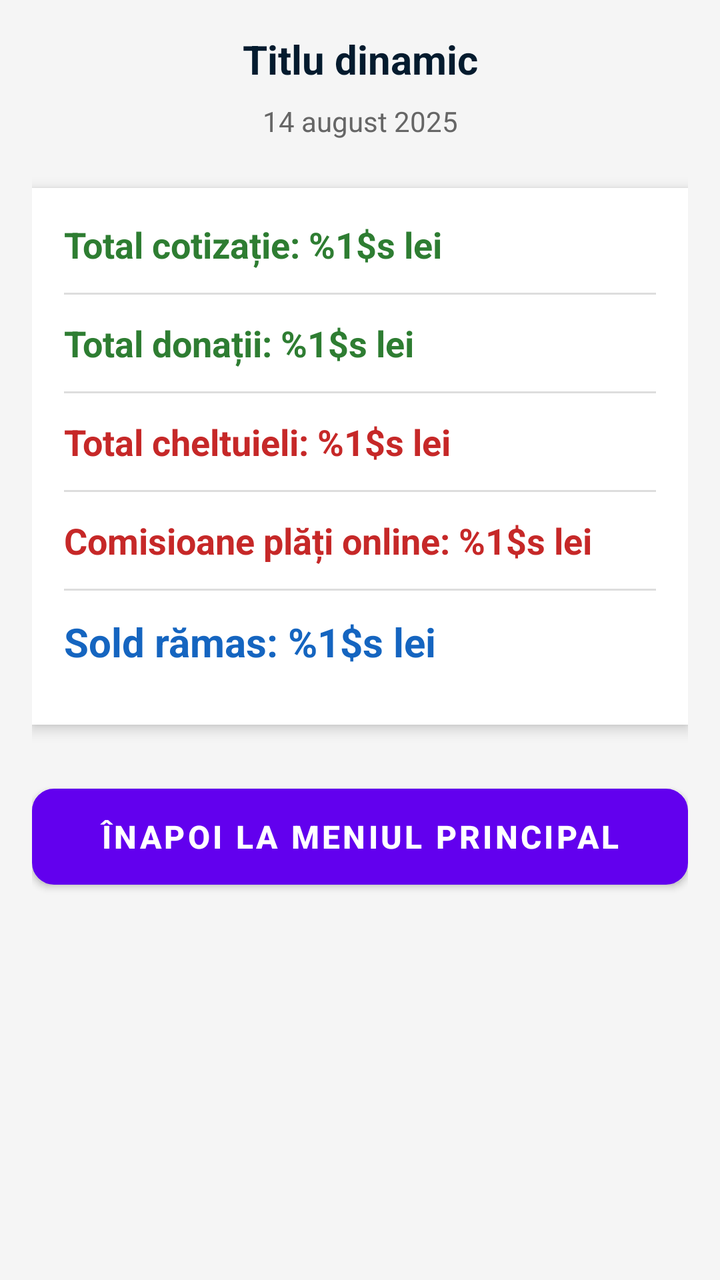
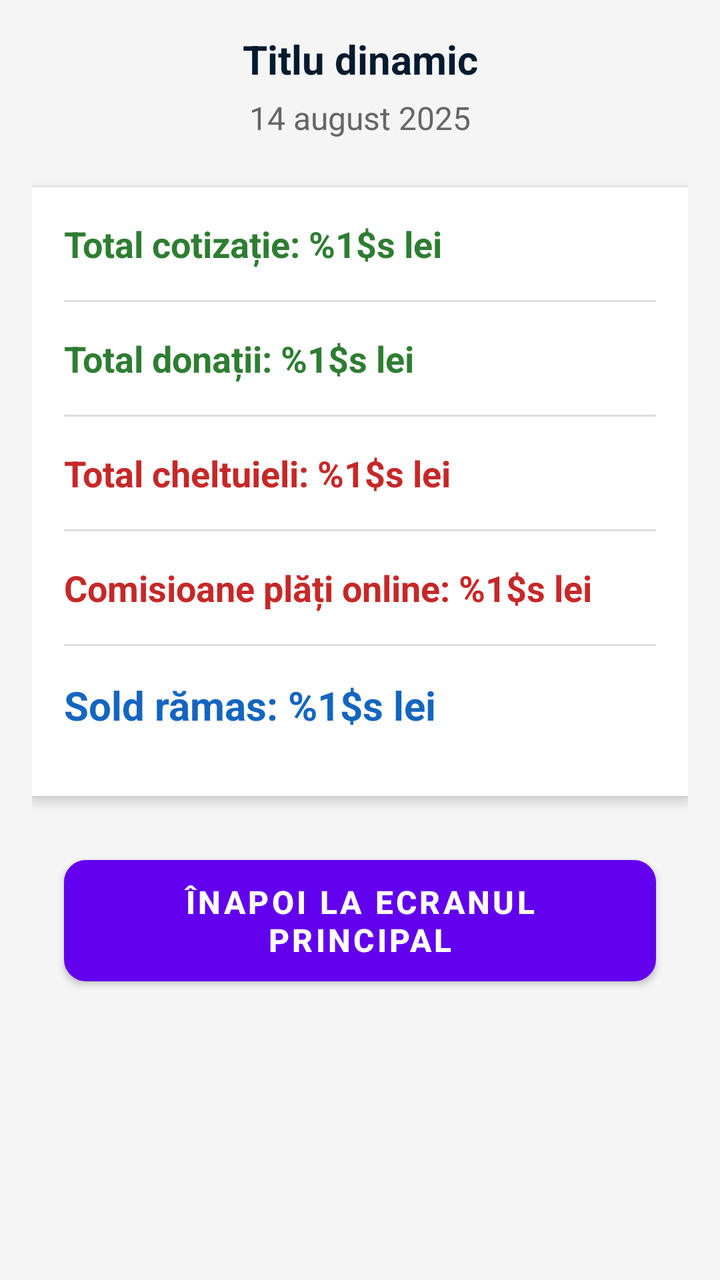

Before-and-after screenshots of an Android layout around one commit, followed by the original layout XML and the change that was made.
<!-- AndroidManifest.xml: application theme Theme.Cotizatia -->
<!-- res/layout/activity_balanta_detalii.xml -->
<ScrollView xmlns:android="http://schemas.android.com/apk/res/android"
    android:layout_width="match_parent"
    android:layout_height="match_parent"
    android:padding="16dp"
    android:background="#F5F5F5">

    <LinearLayout
        android:layout_width="match_parent"
        android:layout_height="wrap_content"
        android:orientation="vertical">

        
        <TextView
            android:id="@+id/textViewTitlu"
            android:layout_width="match_parent"
            android:layout_height="wrap_content"
            android:text="@string/titlu_dinamic"
            android:textSize="20sp"
            android:textStyle="bold"
            android:textColor="#041B2E"
            android:gravity="center"
            android:layout_marginBottom="8dp" />

        
        <TextView
            android:id="@+id/textViewData"
            android:layout_width="match_parent"
            android:layout_height="wrap_content"
            android:text="@string/data_placeholder"
            android:textSize="14sp"
            android:textColor="#666666"
            android:gravity="center"
            android:layout_marginBottom="24dp" />

        
        <LinearLayout
            android:layout_width="match_parent"
            android:layout_height="wrap_content"
            android:orientation="vertical"
            android:background="#FFFFFF"
            android:padding="16dp"
            android:elevation="4dp"
            android:layout_marginBottom="32dp">

            
            <TextView
                android:id="@+id/textCotizatie"
                android:layout_width="match_parent"
                android:layout_height="wrap_content"
                android:text="@string/total_cotizatie"
                android:textSize="18sp"
                android:textStyle="bold"
                android:textColor="@color/venit_color"
                android:layout_marginBottom="12dp" />

            <View
                android:layout_width="match_parent"
                android:layout_height="1dp"
                android:background="#DDDDDD"
                android:layout_marginBottom="12dp" />

            
            <TextView
                android:id="@+id/textDonatii"
                android:layout_width="match_parent"
                android:layout_height="wrap_content"
                android:text="@string/total_donatii"
                android:textSize="18sp"
                android:textStyle="bold"
                android:textColor="@color/venit_color"
                android:layout_marginBottom="12dp" />

            <View
                android:layout_width="match_parent"
                android:layout_height="1dp"
                android:background="#DDDDDD"
                android:layout_marginBottom="12dp" />

            
            <TextView
                android:id="@+id/textCheltuieli"
                android:layout_width="match_parent"
                android:layout_height="wrap_content"
                android:text="@string/total_cheltuieli"
                android:textSize="18sp"
                android:textStyle="bold"
                android:textColor="@color/cheltuieli_color"
                android:layout_marginBottom="12dp" />

            <View
                android:layout_width="match_parent"
                android:layout_height="1dp"
                android:background="#DDDDDD"
                android:layout_marginBottom="12dp" />

            
            <TextView
                android:id="@+id/textComisioane"
                android:layout_width="match_parent"
                android:layout_height="wrap_content"
                android:text="@string/total_comisioane"
                android:textSize="18sp"
                android:textStyle="bold"
                android:textColor="@color/cheltuieli_color"
                android:layout_marginBottom="12dp" />

            <View
                android:layout_width="match_parent"
                android:layout_height="1dp"
                android:background="#DDDDDD"
                android:layout_marginBottom="12dp" />

            
            <TextView
                android:id="@+id/textSold"
                android:layout_width="match_parent"
                android:layout_height="wrap_content"
                android:text="@string/total_sold"
                android:textSize="20sp"
                android:textStyle="bold"
                android:textColor="@color/sold_color"
                android:layout_marginBottom="12dp" />
        </LinearLayout>

        
        <Button
            android:id="@+id/buttonInapoi"
            android:layout_width="match_parent"
            android:layout_height="wrap_content"
            android:text="Înapoi la meniul principal"
            android:textSize="16sp"
            android:textStyle="bold"
            android:textColor="@android:color/white"
            android:background="@drawable/mybutton"

            android:layout_marginBottom="32dp" />
    </LinearLayout>
</ScrollView>
<!-- resources referenced by this layout -->
<resources>
  <color name="cheltuieli_color">#C62828</color>
  <color name="sold_color">#1565C0</color>
  <color name="venit_color">#2E7D32</color>
  <!-- drawable mybutton (drawable-v24) -->
  <?xml version="1.0" encoding="utf-8"?>
  <selector xmlns:android="http://schemas.android.com/apk/res/android">
      <item android:state_pressed="true" >
          <shape android:shape="rectangle" >
              <corners android:radius="8dp" />
              <stroke android:width="1dip" android:color="@color/royalblue" />
              <gradient android:angle="-90" android:startColor="@color/royalblue" android:endColor="#689a92" />
          </shape>
      </item>
      <item android:state_focused="true">
          <shape android:shape="rectangle" >
              <corners android:radius="8dp" />
              <stroke android:width="1dip" android:color="@color/royalblue" />
              <solid android:color="#58857e"/>
          </shape>
      </item>
      <item >
          <shape android:shape="rectangle" >
              <corners android:radius="10dp" />
              <stroke android:width="2dip" android:color="#BAA3EF" />
              <gradient android:angle="-90" android:startColor="#3BA5EC" android:endColor="@color/royalblue" />
          </shape>
      </item>
  </selector>
  <string name="data_placeholder">14 august 2025</string>
  <string name="titlu_dinamic">Titlu dinamic</string>
  <string name="total_cheltuieli">Total cheltuieli: %1$s lei</string>
  <string name="total_comisioane">Comisioane plăți online: %1$s lei</string>
  <string name="total_cotizatie">Total cotizație: %1$s lei</string>
  <string name="total_donatii">Total donații: %1$s lei</string>
  <string name="total_sold">Sold rămas: %1$s lei</string>
  <style name="Theme.Cotizatia" parent="Theme.MaterialComponents.DayNight.DarkActionBar">
          
          <item name="colorPrimary">@color/purple_500</item>
          <item name="colorPrimaryVariant">@color/purple_700</item>
          <item name="colorOnPrimary">@color/white</item>
          
          <item name="colorSecondary">@color/teal_200</item>
          <item name="colorSecondaryVariant">@color/teal_700</item>
          <item name="colorOnSecondary">@color/black</item>
          
          <item name="android:statusBarColor" tools:targetApi="l">?attr/colorPrimaryVariant</item>
          
  
          <item name="android:colorControlNormal">@color/white</item>
          <item name="android:colorControlActivated">@color/white</item>
          <item name="android:colorControlHighlight">@android:color/transparent</item>
  
      </style>
  <color name="royalblue">#4169E1</color>
  <color name="purple_500">#FF6200EE</color>
  <color name="purple_700">#FF3700B3</color>
  <color name="white">#FFFFFFFF</color>
  <color name="teal_200">#FF03DAC5</color>
  <color name="teal_700">#FF018786</color>
  <color name="black">#FF000000</color>
</resources>

<!-- the commit's change to res/layout/activity_balanta_detalii.xml (unified diff, before → after) -->
@@ -1,7 +1,7 @@
 <ScrollView xmlns:android="http://schemas.android.com/apk/res/android"
     android:layout_width="match_parent"
     android:layout_height="match_parent"
-    android:padding="16dp"
+    android:padding="@dimen/margin_standard"
     android:background="#F5F5F5">
 
     <LinearLayout
@@ -15,11 +15,11 @@
             android:layout_width="match_parent"
             android:layout_height="wrap_content"
             android:text="@string/titlu_dinamic"
-            android:textSize="20sp"
+            android:textSize="@dimen/text_title_size"
             android:textStyle="bold"
             android:textColor="#041B2E"
             android:gravity="center"
-            android:layout_marginBottom="8dp" />
+            android:layout_marginBottom="@dimen/margin_small" />
 
         
         <TextView
@@ -27,10 +27,10 @@
             android:layout_width="match_parent"
             android:layout_height="wrap_content"
             android:text="@string/data_placeholder"
-            android:textSize="14sp"
+            android:textSize="@dimen/text_body_size"
             android:textColor="#666666"
             android:gravity="center"
-            android:layout_marginBottom="24dp" />
+            android:layout_marginBottom="@dimen/margin_large" />
 
         
         <LinearLayout
@@ -38,9 +38,9 @@
             android:layout_height="wrap_content"
             android:orientation="vertical"
             android:background="#FFFFFF"
-            android:padding="16dp"
+            android:padding="@dimen/margin_standard"
             android:elevation="4dp"
-            android:layout_marginBottom="32dp">
+            android:layout_marginBottom="@dimen/margin_xlarge">
 
             
             <TextView
@@ -48,16 +48,16 @@
                 android:layout_width="match_parent"
                 android:layout_height="wrap_content"
                 android:text="@string/total_cotizatie"
-                android:textSize="18sp"
+                android:textSize="@dimen/text_header_size"
                 android:textStyle="bold"
                 android:textColor="@color/venit_color"
-                android:layout_marginBottom="12dp" />
+                android:layout_marginBottom="@dimen/margin_medium" />
 
             <View
                 android:layout_width="match_parent"
                 android:layout_height="1dp"
                 android:background="#DDDDDD"
-                android:layout_marginBottom="12dp" />
+                android:layout_marginBottom="@dimen/margin_medium" />
 
             
             <TextView
@@ -65,16 +65,16 @@
                 android:layout_width="match_parent"
                 android:layout_height="wrap_content"
                 android:text="@string/total_donatii"
-                android:textSize="18sp"
+                android:textSize="@dimen/text_header_size"
                 android:textStyle="bold"
                 android:textColor="@color/venit_color"
-                android:layout_marginBottom="12dp" />
+                android:layout_marginBottom="@dimen/margin_medium" />
 
             <View
                 android:layout_width="match_parent"
                 android:layout_height="1dp"
                 android:background="#DDDDDD"
-                android:layout_marginBottom="12dp" />
+                android:layout_marginBottom="@dimen/margin_medium" />
 
             
             <TextView
@@ -82,16 +82,16 @@
                 android:layout_width="match_parent"
                 android:layout_height="wrap_content"
                 android:text="@string/total_cheltuieli"
-                android:textSize="18sp"
+                android:textSize="@dimen/text_header_size"
                 android:textStyle="bold"
                 android:textColor="@color/cheltuieli_color"
-                android:layout_marginBottom="12dp" />
+                android:layout_marginBottom="@dimen/margin_medium" />
 
             <View
                 android:layout_width="match_parent"
                 android:layout_height="1dp"
                 android:background="#DDDDDD"
-                android:layout_marginBottom="12dp" />
+                android:layout_marginBottom="@dimen/margin_medium" />
 
             
             <TextView
@@ -99,16 +99,16 @@
                 android:layout_width="match_parent"
                 android:layout_height="wrap_content"
                 android:text="@string/total_comisioane"
-                android:textSize="18sp"
+                android:textSize="@dimen/text_header_size"
                 android:textStyle="bold"
                 android:textColor="@color/cheltuieli_color"
-                android:layout_marginBottom="12dp" />
+                android:layout_marginBottom="@dimen/margin_medium" />
 
             <View
                 android:layout_width="match_parent"
                 android:layout_height="1dp"
                 android:background="#DDDDDD"
-                android:layout_marginBottom="12dp" />
+                android:layout_marginBottom="@dimen/margin_medium" />
 
             
             <TextView
@@ -116,10 +116,10 @@
                 android:layout_width="match_parent"
                 android:layout_height="wrap_content"
                 android:text="@string/total_sold"
-                android:textSize="20sp"
+                android:textSize="@dimen/text_title_size"
                 android:textStyle="bold"
                 android:textColor="@color/sold_color"
-                android:layout_marginBottom="12dp" />
+                android:layout_marginBottom="@dimen/margin_medium" />
         </LinearLayout>
 
         
@@ -127,12 +127,13 @@
             android:id="@+id/buttonInapoi"
             android:layout_width="match_parent"
             android:layout_height="wrap_content"
-            android:text="Înapoi la meniul principal"
-            android:textSize="16sp"
+            android:text="@string/inapoi_la_main"
+            android:textSize="@dimen/button_text_size"
             android:textStyle="bold"
             android:textColor="@android:color/white"
             android:background="@drawable/mybutton"
-
-            android:layout_marginBottom="32dp" />
+            android:layout_marginBottom="@dimen/margin_xlarge"
+            android:layout_marginStart="@dimen/margin_standard"
+            android:layout_marginEnd="@dimen/margin_standard"/>
     </LinearLayout>
 </ScrollView>
<!-- resource entries referenced after the edit -->
@@ -3,6 +3,15 @@
   <color name="cheltuieli_color">#C62828</color>
   <color name="sold_color">#1565C0</color>
   <color name="venit_color">#2E7D32</color>
+  <dimen name="button_text_size">16sp</dimen>
+  <dimen name="margin_large">24dp</dimen>
+  <dimen name="margin_medium">16dp</dimen>
+  <dimen name="margin_small">5dp</dimen>
+  <dimen name="margin_standard">16dp</dimen>
+  <dimen name="margin_xlarge">32dp</dimen>
+  <dimen name="text_body_size">16sp</dimen>
+  <dimen name="text_header_size">18sp</dimen>
+  <dimen name="text_title_size">20sp</dimen>
   <!-- drawable mybutton (drawable-v24) -->
   <?xml version="1.0" encoding="utf-8"?>
   <selector xmlns:android="http://schemas.android.com/apk/res/android">
@@ -29,6 +38,7 @@
       </item>
   </selector>
   <string name="data_placeholder">14 august 2025</string>
+  <string name="inapoi_la_main">Înapoi la ecranul principal</string>
   <string name="titlu_dinamic">Titlu dinamic</string>
   <string name="total_cheltuieli">Total cheltuieli: %1$s lei</string>
   <string name="total_comisioane">Comisioane plăți online: %1$s lei</string>
